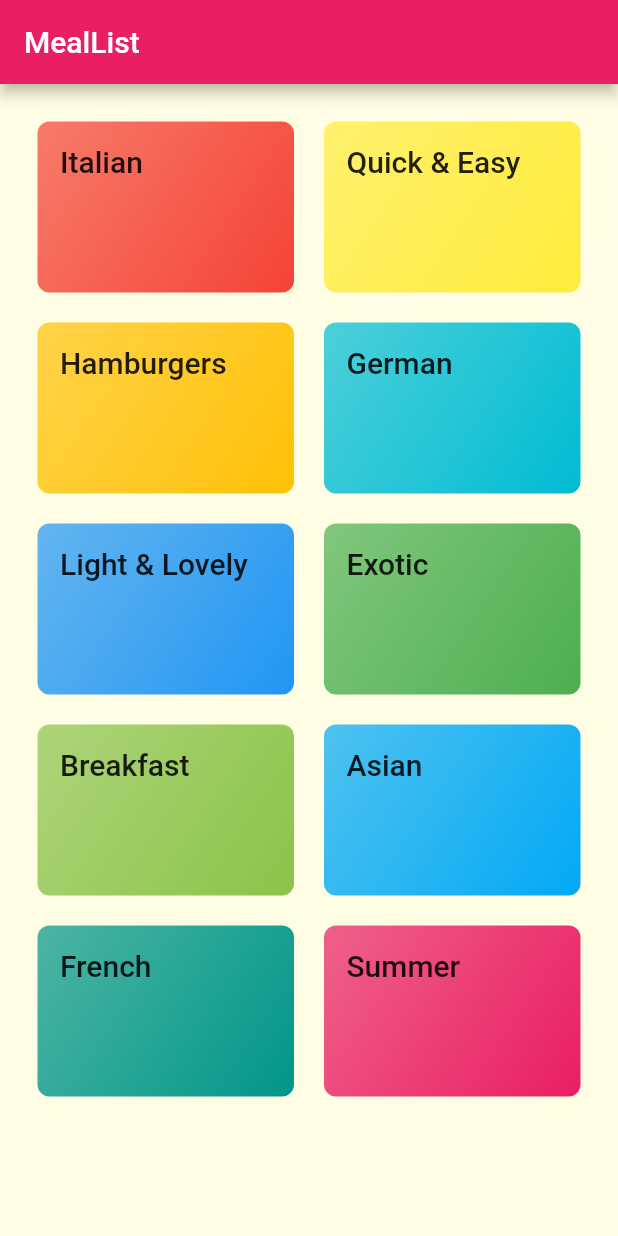
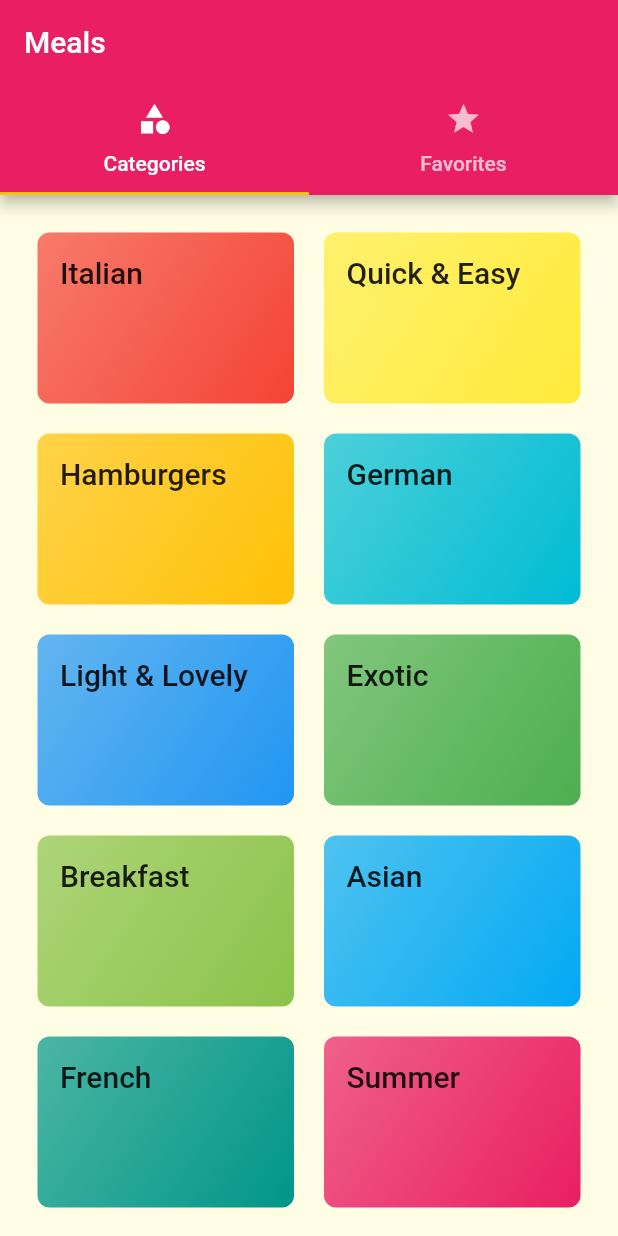
Before and after one commit to cin-derella/flutter_booklist, a Flutter app: the screen it shows after launch, on a phone screen of 412 x 824 dp. Run offline on Flutter 3.47's test engine with Material 2 defaults, Android fonts, the phone set to English and light mode, and no system bars.

Commit message:
add a tabbar to the appbar

```diff
--- a/lib/main.dart
+++ b/lib/main.dart
@@ -2,6 +2,7 @@ import 'package:flutter/material.dart';
 import './screens/category_meals_screen.dart';
 import './screens/categories_screen.dart';
 import './screens/meal_detail_screen.dart';
+import './screens/tabs_screen.dart';
 
 void main() => runApp(MyApp());
 
@@ -26,7 +27,7 @@ class MyApp extends StatelessWidget {
       //home: CategoriesScreen(),
       initialRoute: '/',
       routes: {
-        '/' : (ctx)=>CategoriesScreen(),
+        '/' : (ctx)=>TabsScreen(),
         CategoryMealsScreen.routeName:(ctx)=>CategoryMealsScreen(),
         MealDetailScreen.routeName:(ctx)=>MealDetailScreen(),
       },
--- a/lib/screens/categories_screen.dart
+++ b/lib/screens/categories_screen.dart
@@ -5,11 +5,7 @@ import '../widgets/category_item.dart';
 class CategoriesScreen extends StatelessWidget {
   @override
   Widget build(BuildContext context) {
-    return Scaffold(
-      appBar: AppBar(
-        title: const Text('MealList'),
-      ),
-      body: GridView(
+    return GridView(
         padding: const EdgeInsets.all(25),
         children: DUMMY_CATEGORIES
             .map(
@@ -27,7 +23,6 @@ class CategoriesScreen extends StatelessWidget {
           crossAxisSpacing: 20,
           mainAxisSpacing: 20,
         ),
-      ),
-    );
+      );
   }
 }
--- /dev/null
+++ b/lib/screens/favorites_screen.dart
@@ -0,0 +1,10 @@
+import 'package:flutter/material.dart';
+
+class FavoritesScreen extends StatelessWidget {
+  @override
+  Widget build(BuildContext context) {
+    return Center(
+      child: Text('The Favorites'),
+    );
+  }
+}
--- /dev/null
+++ b/lib/screens/tabs_screen.dart
@@ -0,0 +1,42 @@
+import 'package:flutter/material.dart';
+import 'package:flutter_booklist/screens/favorites_screen.dart';
+
+import '../screens/categories_screen.dart';
+
+class TabsScreen extends StatefulWidget {
+  @override
+  _TabsScreenState createState() => _TabsScreenState();
+}
+
+class _TabsScreenState extends State<TabsScreen> {
+  @override
+  Widget build(BuildContext context) {
+    return DefaultTabController(
+      length: 2,
+      initialIndex: 0,
+      child: Scaffold(
+        appBar: AppBar(
+          title: Text('Meals'),
+          bottom: TabBar(
+            tabs: <Widget>[
+              Tab(
+                icon: Icon(Icons.category),
+                text: 'Categories',
+              ),
+              Tab(
+                icon: Icon(Icons.star),
+                text: 'Favorites',
+              ),
+            ],
+          ),
+        ),
+        body: TabBarView(
+          children: <Widget>[
+            CategoriesScreen(),
+            FavoritesScreen(),
+          ],
+        ),
+      ),
+    );
+  }
+}
```
